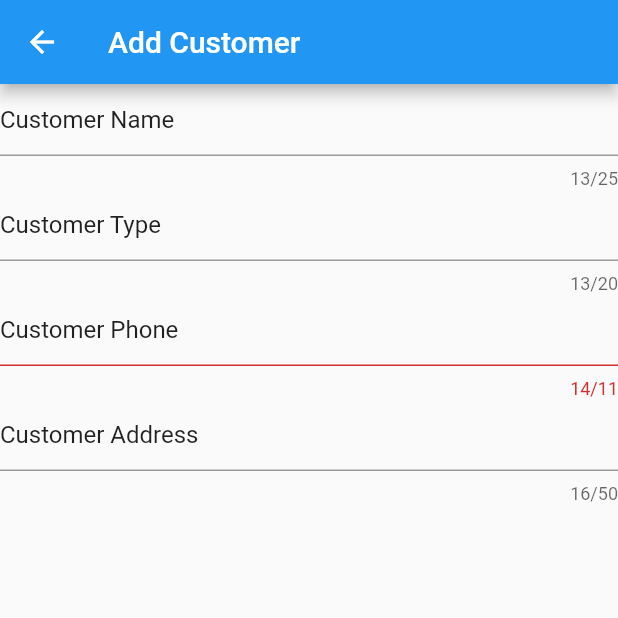
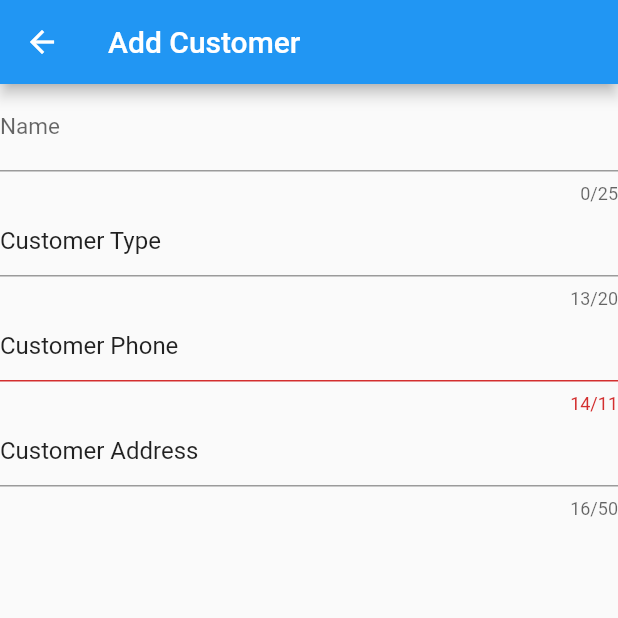
Before and after one commit to Liakot-ali/Flutter-Learn, a Flutter app: the addCustomer screen opened directly, on a phone screen of 412 x 824 dp, the top half of it. Run offline on Flutter 3.47's test engine with Material 2 defaults, Android fonts, the phone set to English and light mode, and no system bars.

Commit message:
change decoration of name field

```diff
--- a/lib/add_customer.dart
+++ b/lib/add_customer.dart
@@ -8,12 +8,19 @@ class addCustomer extends StatelessWidget {
       appBar: AppBar(
         title: Text("Add Customer"),
       ),
-      body: Column(
+      body: Form(
+        child: Column(
           children: [
             TextFormField(
-            initialValue: "Customer Name",
               maxLength: 25,
               cursorHeight: 17.0,
+              keyboardType: TextInputType.name,
+              decoration: InputDecoration(
+                helperText: "",
+                labelStyle: TextStyle(fontSize: 15.0),
+                labelText: "Name",
+                hintText: "Customer Name",
+              ),
             ),
             TextFormField(
               initialValue: "Customer Type",
@@ -32,6 +39,7 @@ class addCustomer extends StatelessWidget {
             ),
           ],
         ),
+      ),
     );
   }
 }
```
Lines whose indentation alone changed are shown as unchanged.
